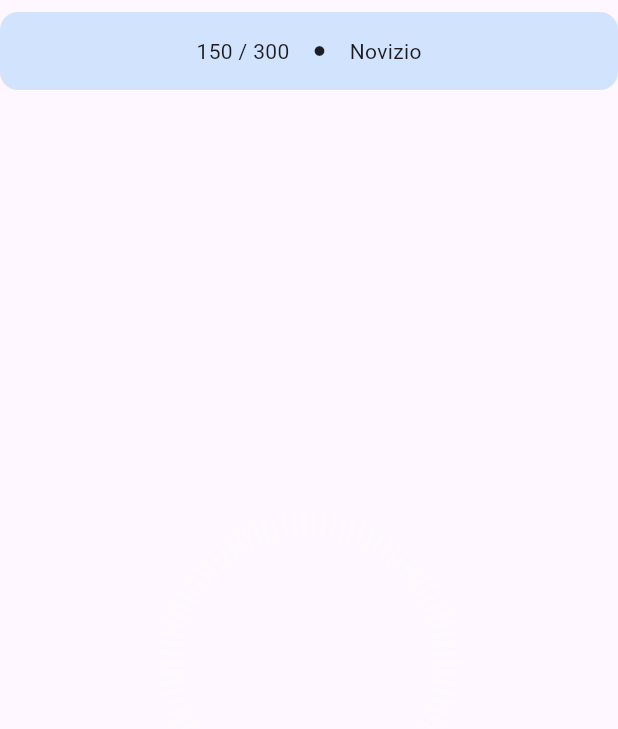
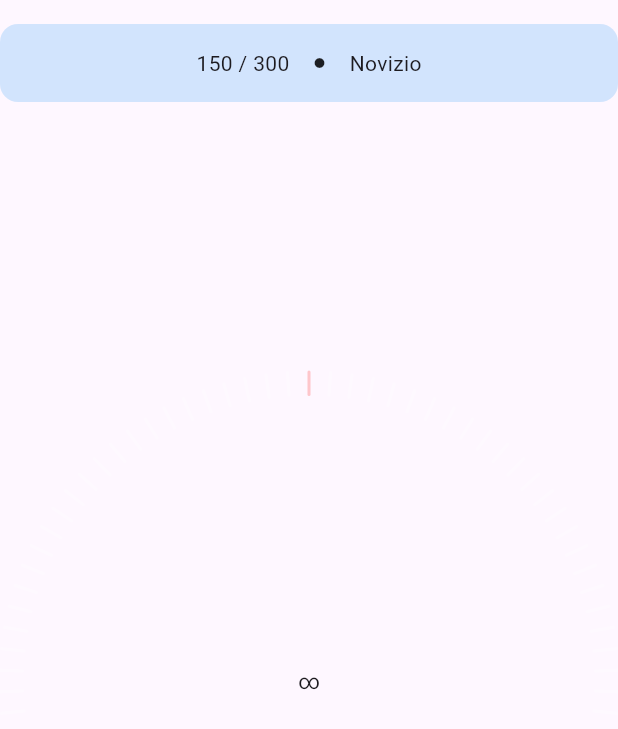
Before and after one commit to Colo1013/mangaFlow, a Flutter app: the FocusdojoView screen opened directly, on a phone screen of 412 x 824 dp. Shown: the top 729 px of the screen. Run offline on Flutter 3.47's test engine with Material 3 defaults, Android fonts, the phone set to English and light mode, and no system bars; our stand-ins replace cached_network_image, flutter_riverpod, palette_generator, riverpod_annotation, sqflite, sqflite_common_ffi; accounts and stored records are empty; generated files the repository leaves out were written again.

Commit message:
anello timer

```diff
--- a/lib/features/focus_dojo/focusdojo_view.dart
+++ b/lib/features/focus_dojo/focusdojo_view.dart
@@ -1,10 +1,22 @@
+import 'dart:math';
+
 import 'package:flutter/material.dart';
+import 'package:flutter_riverpod/flutter_riverpod.dart';
 import 'package:mangaflow/features/focus_dojo/widgets/exp_pill.dart';
 import 'package:mangaflow/features/focus_dojo/widgets/focus_ring_painter.dart';
 import 'package:mangaflow/theme/app_sizes.dart';
 
-class FocusdojoView extends StatelessWidget {
+class FocusdojoView extends ConsumerStatefulWidget {
   const FocusdojoView({super.key});
+
+  @override
+  ConsumerState<FocusdojoView> createState() => _FocusdojoViewState();
+}
+
+class _FocusdojoViewState extends ConsumerState<FocusdojoView> {
+  Duration durata = Duration();
+  static const Duration durataMax = Duration(hours: 1);
+  final _ringKey = GlobalKey();
 
   @override
   Widget build(BuildContext context) {
@@ -15,22 +27,55 @@ class FocusdojoView extends StatelessWidget {
         child: Column(
           mainAxisAlignment: MainAxisAlignment.start,
           children: [
-            Padding(
-              padding: EdgeInsets.only(top: appSizes.small),
-              child: ExpPill(
-                data: ExpMockData(
-                  grado: "Novizio",
-                  expAttuali: 150,
-                  expTotali: 300,
-                  coloreSfondo: Colors.blue,
-                ),
+            SizedBox(height: 16),
+            ExpPill(
+              data: ExpMockData(
+                grado: "Novizio",
+                expAttuali: 150,
+                expTotali: 300,
+                coloreSfondo: Colors.blue,
               ),
             ),
+            SizedBox(height: 16),
             Expanded(
-              child: SizedBox(
-                height: 300,
-                width: 200,
-                child: CustomPaint(painter: FocusRingPainter()),
+              child: GestureDetector(
+                onPanUpdate: (details) {
+                  final size =
+                      (_ringKey.currentContext!.findRenderObject() as RenderBox)
+                          .size;
+                  final dx = details.localPosition.dx - size.width / 2;
+                  final dy = details.localPosition.dy - size.height / 2;
+                  final angolo = atan2(dy, dx);
+                  final progressione = (angolo + pi / 2) % (2 * pi) / (2 * pi);
+                  setState(() {
+                    final minuti = (durataMax.inSeconds * progressione / 60)
+                        .round();
+                    durata = Duration(minutes: minuti);
+                  });
+                  print(
+                    "${details.localPosition} ; ${size}; progressione ${progressione}",
+                  );
+                },
+                child: Stack(
+                  alignment: Alignment.center,
+                  children: [
+                    AspectRatio(
+                      key: _ringKey,
+                      aspectRatio: 1,
+                      child: CustomPaint(
+                        painter: FocusRingPainter(
+                          progressione: durata.inSeconds / durataMax.inSeconds,
+                        ),
+                      ),
+                    ),
+
+                    Text(
+                      durata.inMinutes == 0
+                          ? "∞"
+                          : "${durata.inMinutes} : ${durata.inSeconds % 60}",
+                    ),
+                  ],
+                ),
               ),
             ),
           ],
```
Also changed, not shown: lib/features/focus_dojo/widgets/focus_ring_painter.dart (+15 -4 lines).
